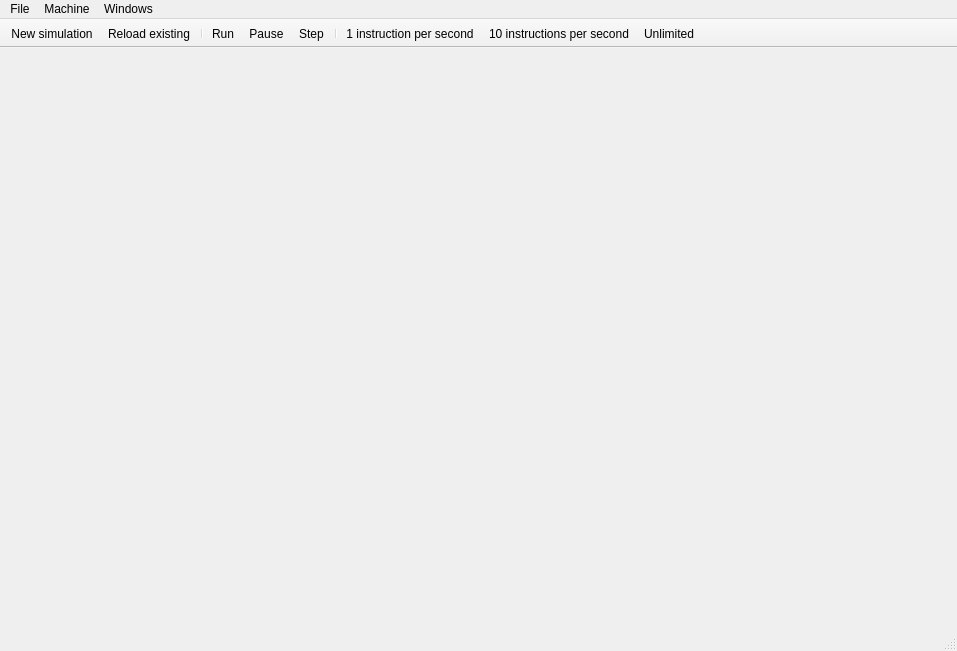
Above: qtmips_gui/MainWindow.ui from cvut/qtrvsim before the change. Below: the same form after it.
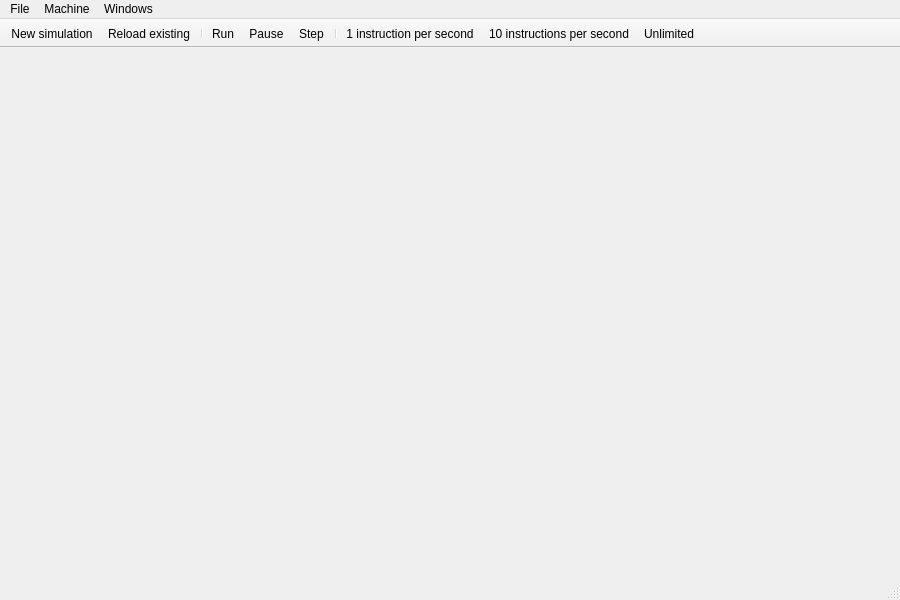
That is the form after the change. Icons and pictures are not drawn.

Commit message: Change default window size and more window action in menu

The edit to the form file:
```diff
--- a/qtmips_gui/MainWindow.ui
+++ b/qtmips_gui/MainWindow.ui
@@ -6,8 +6,8 @@
    <rect>
     <x>0</x>
     <y>0</y>
-    <width>957</width>
-    <height>651</height>
+    <width>900</width>
+    <height>600</height>
    </rect>
   </property>
   <property name="windowTitle">
@@ -46,8 +46,8 @@
     <rect>
      <x>0</x>
      <y>0</y>
-     <width>957</width>
-     <height>20</height>
+     <width>900</width>
+     <height>23</height>
     </rect>
    </property>
    <widget class="QMenu" name="menuFile">
```
Left out of the diff: 2 changed lines with no effect on the pictures.
